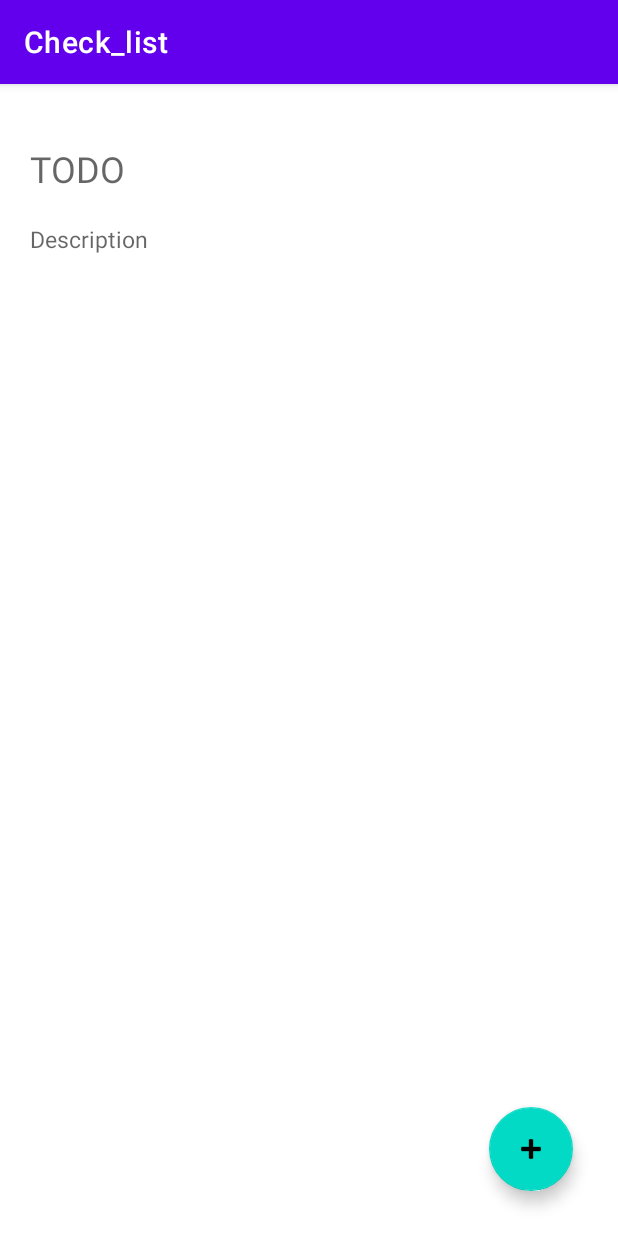
After one commit to Derday/Check_list, an Android app: the AddNoteActivity screen opened directly, with no data from a screen before it, on a phone screen of 412 x 824 dp. The commit adds this screen. Run offline under Robolectric (Android 15) with nearby library versions, the phone set to English and light mode, and no system bars.

Commit message:
AddNoteActivity, intents

```diff
--- /dev/null
+++ b/app/src/main/java/cz/spse/check_list/AddNoteActivity.java
@@ -0,0 +1,42 @@
+package cz.spse.check_list;
+
+import androidx.appcompat.app.AppCompatActivity;
+
+import android.content.Intent;
+import android.os.Bundle;
+import android.view.View;
+import android.widget.EditText;
+
+import com.google.android.material.floatingactionbutton.FloatingActionButton;
+
+import cz.spse.check_list.model.MyDatabaseHelper;
+import cz.spse.check_list.model.Note;
+
+public class AddNoteActivity extends AppCompatActivity {
+
+    private EditText mETName, mETDesc;
+    private FloatingActionButton mSaveBtn;
+    private MyDatabaseHelper mDBh;
+
+    @Override
+    protected void onCreate(Bundle savedInstanceState) {
+        super.onCreate(savedInstanceState);
+        setContentView(R.layout.activity_add_note);
+
+        mETName = findViewById(R.id.nameEditText);
+        mETDesc = findViewById(R.id.descEditText);
+        mSaveBtn = findViewById(R.id.saveBtn);
+
+        mDBh    = new MyDatabaseHelper(this);
+
+        mSaveBtn.setOnClickListener(new View.OnClickListener() {
+            @Override
+            public void onClick(View view) {
+                mDBh.mInsert(new Note(0, mETName.getText().toString(), mETDesc.getText().toString(), 0));
+
+                Intent ei = new Intent(AddNoteActivity.this, MainActivity.class);
+                startActivity(ei);
+            }
+        });
+    }
+}
--- /dev/null
+++ b/app/src/main/res/layout/activity_add_note.xml
@@ -0,0 +1,47 @@
+<?xml version="1.0" encoding="utf-8"?>
+<androidx.constraintlayout.widget.ConstraintLayout xmlns:android="http://schemas.android.com/apk/res/android"
+    xmlns:app="http://schemas.android.com/apk/res-auto"
+    xmlns:tools="http://schemas.android.com/tools"
+    android:layout_width="match_parent"
+    android:layout_height="match_parent"
+    tools:context=".AddNoteActivity">
+
+    <EditText
+        android:id="@+id/nameEditText"
+        android:layout_width="match_parent"
+        android:layout_height="wrap_content"
+        app:layout_constraintTop_toTopOf="parent"
+        android:layout_marginTop="40dp"
+        android:layout_marginLeft="20dp"
+        android:layout_marginRight="20dp"
+        android:textSize="24sp"
+        android:hint="TODO"
+        android:background="@null"
+
+        />
+
+    <EditText
+        android:id="@+id/descEditText"
+        android:layout_width="match_parent"
+        android:layout_height="wrap_content"
+        app:layout_constraintTop_toBottomOf="@id/nameEditText"
+        android:layout_marginTop="20dp"
+        android:layout_marginLeft="20dp"
+        android:layout_marginRight="20dp"
+        android:textSize="15sp"
+        android:hint="Description"
+        android:background="@null"
+        />
+
+    <com.google.android.material.floatingactionbutton.FloatingActionButton
+        android:id="@+id/saveBtn"
+        android:layout_width="wrap_content"
+        android:layout_height="wrap_content"
+        android:layout_marginRight="30dp"
+        android:layout_marginBottom="30dp"
+        android:clickable="true"
+        app:layout_constraintBottom_toBottomOf="parent"
+        app:layout_constraintEnd_toEndOf="parent"
+        app:srcCompat="@android:drawable/ic_input_add"
+        />
+</androidx.constraintlayout.widget.ConstraintLayout>
```
Also changed, not shown: app/src/main/AndroidManifest.xml (+11 -1 lines), app/src/main/java/cz/spse/check_list/MainActivity.java (+62 -0 lines), app/src/main/java/cz/spse/check_list/adapters/MyCustomAdapter.java (added, +54 -0 lines), app/src/main/java/cz/spse/check_list/model/MyDatabaseHelper.java (added, +103 -0 lines), app/src/main/java/cz/spse/check_list/model/Note.java (added, +53 -0 lines), app/src/main/res/layout/activity_main.xml (+47 -0 lines), app/src/main/res/layout/note_item.xml (added, +33 -0 lines).
